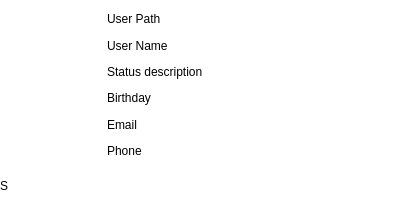
First picture: the form in src/desktop/GuiVCard.ui, repository hwgao/beebeep, before the edit.
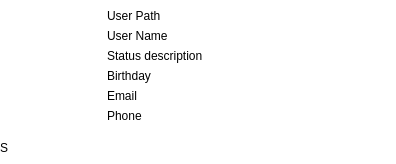
Second picture: the form after the edit. Icons and pictures are not drawn.

Diff of the .ui file:
```diff
--- a/src/desktop/GuiVCard.ui
+++ b/src/desktop/GuiVCard.ui
@@ -6,8 +6,8 @@
    <rect>
     <x>0</x>
     <y>0</y>
-    <width>420</width>
-    <height>202</height>
+    <width>396</width>
+    <height>158</height>
    </rect>
   </property>
   <property name="palette">
```
